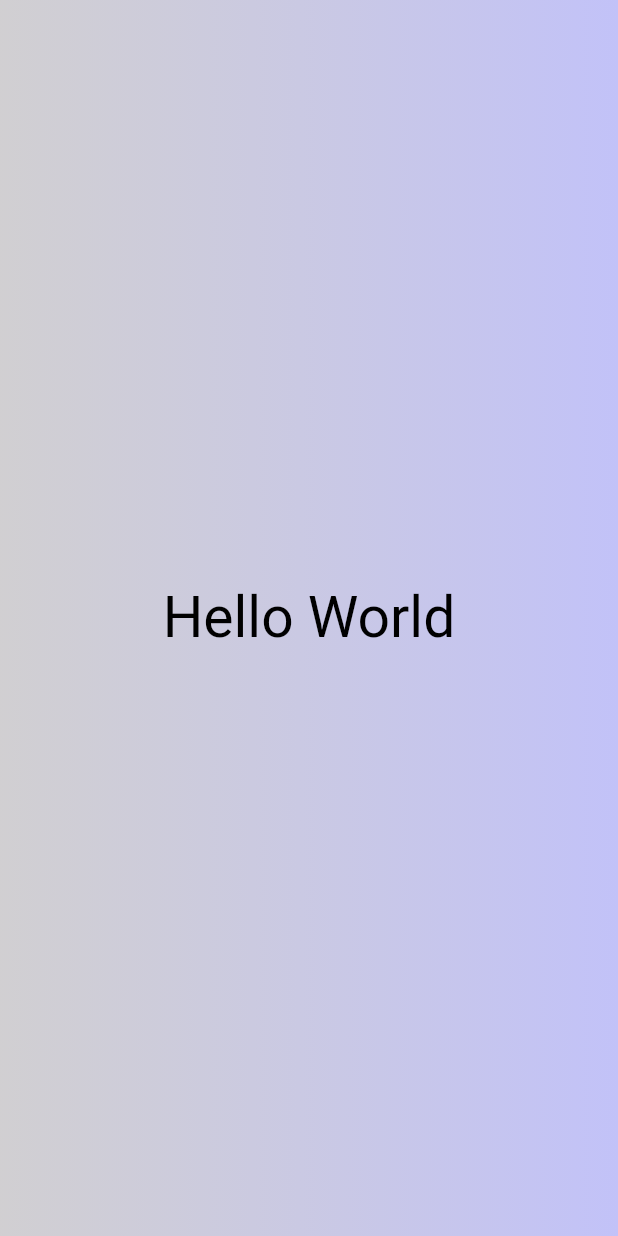
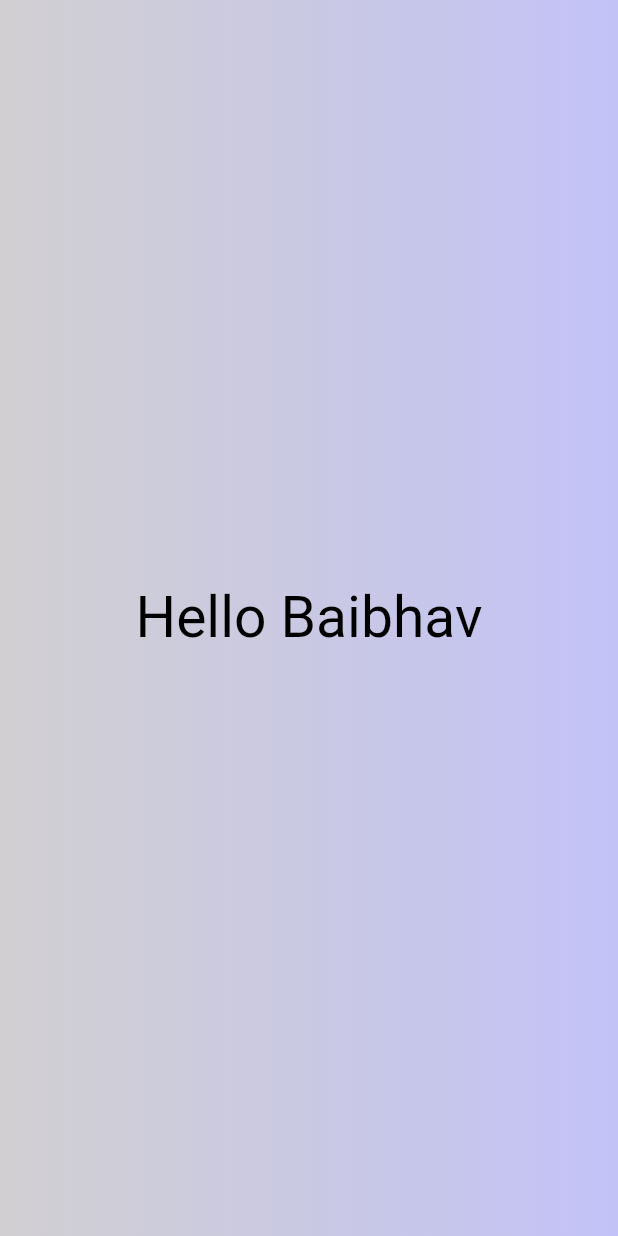
Before and after one commit to incri/learning-Flutter-Basics, a Flutter app: the screen it shows after launch, on a phone screen of 412 x 824 dp. Run offline on Flutter 3.47's test engine with Material 2 defaults, Android fonts, the phone set to English and light mode, and no system bars.

Commit message:
making a generic widget for front text

```diff
--- a/dice_master/lib/gradient_container.dart
+++ b/dice_master/lib/gradient_container.dart
@@ -1,3 +1,4 @@
+import 'package:dice_master/text_style_container.dart';
 import 'package:flutter/material.dart';
 
 class GradientContainer extends StatelessWidget {
@@ -11,12 +12,7 @@ class GradientContainer extends StatelessWidget {
         Color.fromARGB(223, 203, 201, 204),
         Color.fromARGB(255, 194, 194, 248),
       ])),
-      child: const Center(
-        child: Text(
-          'Hello World',
-          style: TextStyle(color: Colors.black, fontSize: 38),
-        ),
-      ),
+      child: const Center(child: TextStyleContainer('Hello Baibhav')),
     );
   }
 }
--- /dev/null
+++ b/dice_master/lib/text_style_container.dart
@@ -0,0 +1,15 @@
+import 'package:flutter/material.dart';
+
+class TextStyleContainer extends StatelessWidget {
+  const TextStyleContainer(this.text, {super.key});
+
+  final String text;
+
+  @override
+  Widget build(context) {
+    return Text(
+      text,
+      style: const TextStyle(color: Colors.black, fontSize: 38),
+    );
+  }
+}
```
